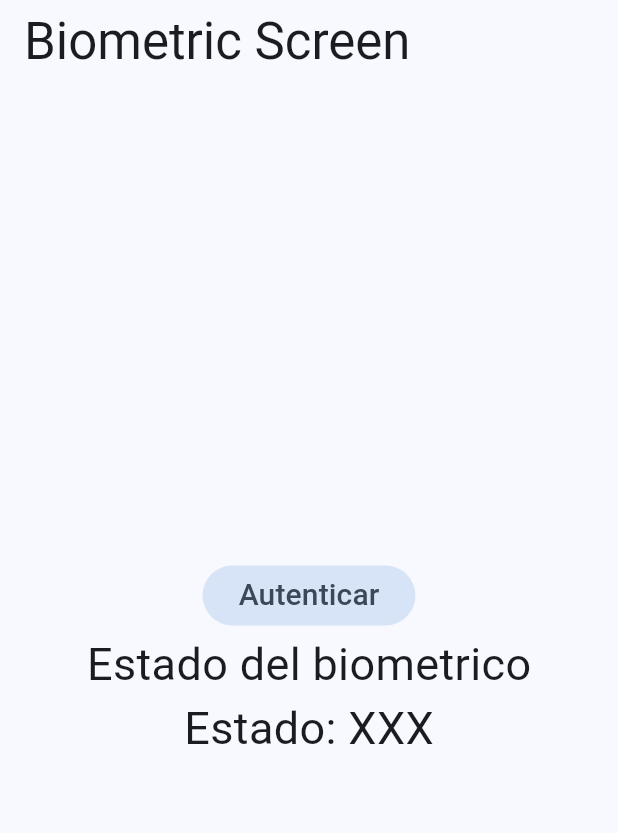
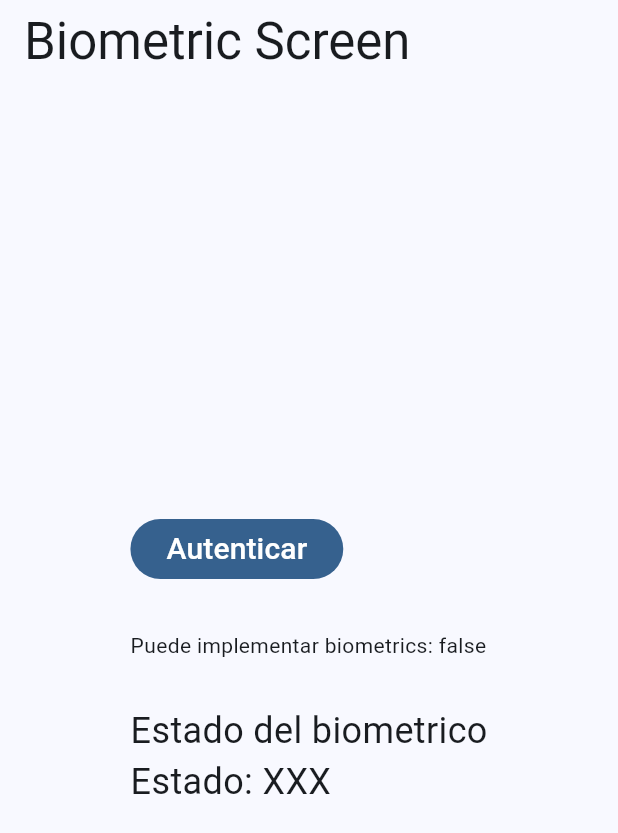
Before and after one commit to manypark/miscelaneos, a Flutter app: the BiometricScreen screen opened by its route, on a phone screen of 412 x 824 dp. Shown: the top 833 px of the screen. Run offline on Flutter 3.47's test engine with Material 2 defaults, Android fonts, the phone set to English and light mode, and no system bars; our stand-ins replace dio, flutter_compass, flutter_riverpod, go_router, google_fonts, local_auth and 3 more.

```diff
--- a/lib/config/config.dart
+++ b/lib/config/config.dart
@@ -1,3 +1,4 @@
 export 'theme/app_theme.dart';
 export 'router/app_router.dart';
 export 'plugins/plugin.dart';
+export 'plugins/local_auth_plugin.dart';
--- /dev/null
+++ b/lib/presentation/providers/local_auth/local_auth_providers.dart
@@ -0,0 +1,6 @@
+import 'package:flutter_riverpod/flutter_riverpod.dart';
+import 'package:miscelaneos/config/config.dart';
+
+final canCheckBiometricsProvider = FutureProvider<bool>((ref) async {
+  return await LocalAuthPlugin.canCheckBiometrics();
+});
--- a/lib/presentation/providers/providers.dart
+++ b/lib/presentation/providers/providers.dart
@@ -5,3 +5,4 @@ export 'sensors/accelerometer_provider.dart';
 export 'compass/compass_provider.dart';
 export 'pokemons/pokemon_list_provider.dart';
 export 'pokemons/pokemon_provider.dart';
+export 'local_auth/local_auth_providers.dart';
--- a/lib/presentation/screens/biometric/biometric_screen.dart
+++ b/lib/presentation/screens/biometric/biometric_screen.dart
@@ -1,32 +1,44 @@
 import 'package:flutter/material.dart';
+import 'package:flutter_riverpod/flutter_riverpod.dart';
+import 'package:miscelaneos/presentation/providers/providers.dart';
 
-class BiometricScreen extends StatelessWidget {
+class BiometricScreen extends ConsumerWidget {
 
   const BiometricScreen({super.key});
 
   @override
-  Widget build(BuildContext context) {
+  Widget build(BuildContext context, ref) {
+
+    final canCheckBiometris = ref.watch( canCheckBiometricsProvider );
+
     return Scaffold(
       appBar: AppBar(
         title: const Text('Biometric Screen'),
       ),
       body: Center(
         child: Column(
-          mainAxisAlignment: MainAxisAlignment.center,
-          children         : [
+          mainAxisAlignment : MainAxisAlignment.center,
+          crossAxisAlignment: CrossAxisAlignment.start,
+          children          : [
 
-            FilledButton.tonal(
+            FilledButton(
               onPressed: (){},
               child: const Text('Autenticar', style: TextStyle( fontSize: 20 ) )
             ),
 
-            //TODO Feedback del proceso
+            const SizedBox( height: 30 ),
 
-            const SizedBox( width: 30 ),
+            canCheckBiometris.when(
+              data    : (canCheck) => Text('Puede implementar biometrics: $canCheck'),
+              error   : (error, stackTrace) => Text('Error: $error'),
+              loading : () => const CircularProgressIndicator.adaptive()
+            ),
 
-            const Text('Estado del biometrico', style: TextStyle( fontSize: 30 ) ),
+            const SizedBox( height: 30 ),
 
-            const Text('Estado: XXX', style: TextStyle( fontSize: 30 ) ),
+            const Text('Estado del biometrico', style: TextStyle( fontSize: 24 ) ),
+
+            const Text('Estado: XXX', style: TextStyle( fontSize: 24 ) ),
 
           ],
         ),
```
